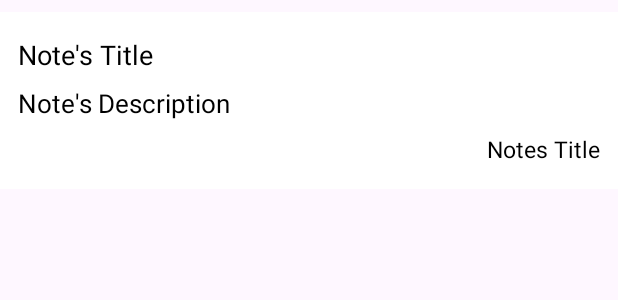
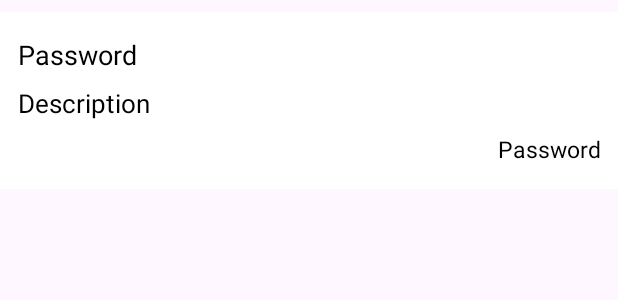
Before and after one commit to Vanshika521/Password-Generator-And-Manager-APP, an Android app: the layout recycler_items.xml on its own in the app's theme, with its tools: preview values and no code run, on a phone screen of 412 x 824 dp. Shown: the top 300 px of the screen. Run offline under Robolectric (Android 15) with nearby library versions, the phone set to English and light mode, and no system bars.

```diff
--- a/app/src/main/java/com/android_development/passwordgeneratorandmanagerapp/utility.java
+++ b/app/src/main/java/com/android_development/passwordgeneratorandmanagerapp/utility.java
@@ -23,7 +23,7 @@ public class utility {
     static CollectionReference getCollectionReference()
     {
         FirebaseUser currentUser = FirebaseAuth.getInstance().getCurrentUser();
-        return FirebaseFirestore.getInstance().collection("notes").document(currentUser.getUid()).collection("myNotes");
+        return FirebaseFirestore.getInstance().collection("passwords").document(currentUser.getUid()).collection("myNotes");
     }
 
     public static String timestampToString(Timestamp timestamp)
--- a/app/src/main/res/layout/activity_learn_more.xml
+++ b/app/src/main/res/layout/activity_learn_more.xml
@@ -7,7 +7,6 @@
     android:layout_height="match_parent"
     tools:context=".learn_more"
     android:background="#D9F0F2">
-
 
    <TextView
        android:id="@+id/textView1"
--- a/app/src/main/res/layout/recycler_items.xml
+++ b/app/src/main/res/layout/recycler_items.xml
@@ -13,7 +13,7 @@
         android:id="@+id/pwd"
         android:layout_width="match_parent"
         android:layout_height="wrap_content"
-        android:text="Note's Title"
+        android:text="Password"
         android:textColor="@color/black"
         android:textSize="18sp"
         android:layout_marginVertical="4dp"
@@ -24,7 +24,7 @@
         android:id="@+id/desc"
         android:layout_width="match_parent"
         android:layout_height="wrap_content"
-        android:text="Note's Description"
+        android:text="Description"
         android:textColor="@color/black"
         android:maxLines="2"
         android:ellipsize="end"
@@ -36,7 +36,7 @@
         android:id="@+id/timestamp"
         android:layout_width="match_parent"
         android:layout_height="wrap_content"
-        android:text="Notes Title"
+        android:text="Password"
         android:textColor="@color/black"
         android:textSize="15sp"
         android:gravity="right"
```
Also changed, not shown: app/src/main/res/layout/activity_splash_screen.xml (+4 -4 lines).
